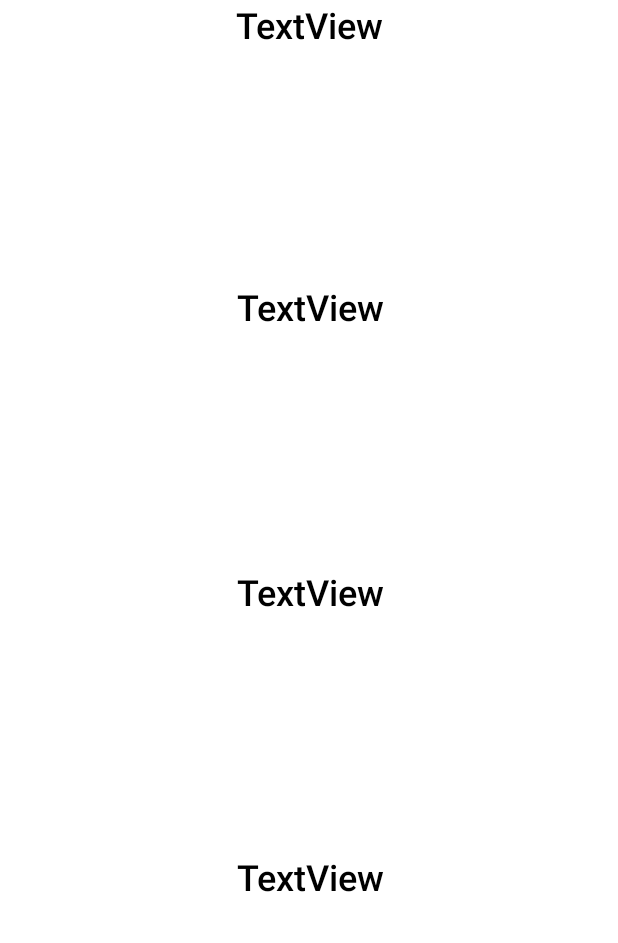
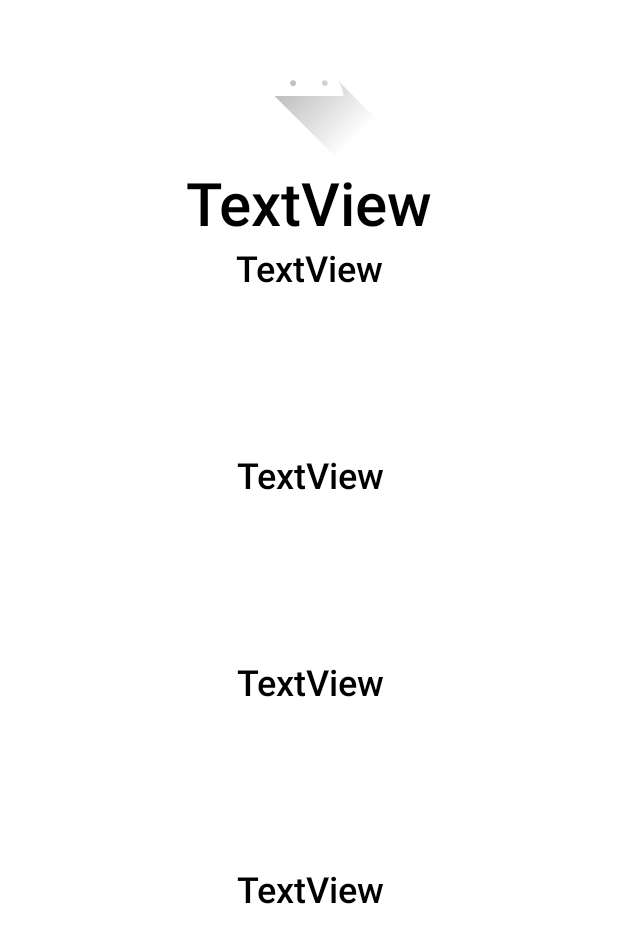
Before and after one commit to thainabiudes/pokedex, an Android app: the layout activity_poke_detail.xml on its own in the app's theme, with its tools: preview values and no code run, on a phone screen of 412 x 824 dp. Shown: the top 943 px of the screen. Run offline under Robolectric (Android 15) with nearby library versions, the phone set to English and light mode, and no system bars.

Commit message:
feat: implementa scrollView, imageView e TextView

```diff
--- a/src/main/java/br/com/up/pokedex/PokeDetailActivity.java
+++ b/src/main/java/br/com/up/pokedex/PokeDetailActivity.java
@@ -2,11 +2,12 @@ package br.com.up.pokedex;
 
 import androidx.appcompat.app.AppCompatActivity;
 import androidx.recyclerview.widget.RecyclerView;
-
+import com.squareup.picasso.Picasso;
 import androidx.appcompat.app.AppCompatActivity;
 import android.os.Bundle;
 import android.widget.AdapterView;
 import android.widget.ArrayAdapter;
+import android.widget.ImageView;
 import android.widget.ListView;
 
 import android.os.Bundle;
@@ -37,6 +38,13 @@ public class PokeDetailActivity extends AppCompatActivity{
         setContentView(R.layout.activity_poke_detail);
 
         String pokemonName = getIntent().getExtras().getString("nome");
+        String pokemonImage = getIntent().getExtras().getString("img");
+
+        ImageView imageView = (ImageView) findViewById(R.id.image_detail);
+        Picasso.get().load(pokemonImage).into(imageView);
+
+        TextView textViewTitle = (TextView)findViewById(R.id.title_detail);
+        textViewTitle.setText(pokemonName);
 
         String json = getIntent().getExtras().getString("detail");
         this.detail = new Gson().fromJson(json, ResponseDetail.class);
@@ -44,7 +52,7 @@ public class PokeDetailActivity extends AppCompatActivity{
         ListView listViewAbilities = (ListView) findViewById(R.id.listDetail);
         TextView textViewAbilities = (TextView)findViewById(R.id.titleAbility);
 
-        textViewAbilities.setText("Abilities - " + pokemonName);
+        textViewAbilities.setText("Abilities");
 
         ArrayAdapter<String> arr;
         arr = new ArrayAdapter<String>(this, R.layout.support_simple_spinner_dropdown_item, this.getAbilities());
@@ -55,7 +63,7 @@ public class PokeDetailActivity extends AppCompatActivity{
         ListView listViewMoves = (ListView) findViewById(R.id.listDetailMove);
         TextView textViewMoves = (TextView)findViewById(R.id.titleMove);
 
-        textViewMoves.setText("Moves - " + pokemonName);
+        textViewMoves.setText("Moves");
 
         ArrayAdapter<String> arrMoves;
         arrMoves = new ArrayAdapter<String>(this, R.layout.support_simple_spinner_dropdown_item, this.getMoves());
@@ -66,7 +74,7 @@ public class PokeDetailActivity extends AppCompatActivity{
         ListView listViewStats = (ListView) findViewById(R.id.listDetailStat);
         TextView textViewStats = (TextView)findViewById(R.id.titleStat);
 
-        textViewStats.setText("Stats - " + pokemonName);
+        textViewStats.setText("Stats");
 
         ArrayAdapter<String> arrStats;
         arrStats = new ArrayAdapter<String>(this, R.layout.support_simple_spinner_dropdown_item, this.getStats());
@@ -77,7 +85,7 @@ public class PokeDetailActivity extends AppCompatActivity{
         ListView listViewTypes = (ListView) findViewById(R.id.listDetailType);
         TextView textViewTypes = (TextView)findViewById(R.id.titleType);
 
-        textViewTypes.setText("Types  - " + pokemonName);
+        textViewTypes.setText("Types");
 
         ArrayAdapter<String> arrTypes;
         arrTypes = new ArrayAdapter<String>(this, R.layout.support_simple_spinner_dropdown_item, this.getTypes());
--- a/src/main/java/br/com/up/pokedex/PokeListActivity.java
+++ b/src/main/java/br/com/up/pokedex/PokeListActivity.java
@@ -60,6 +60,7 @@ public class PokeListActivity extends AppCompatActivity {
                         String jsonDetail = new Gson().toJson(detail);
                         intent.putExtra("detail", jsonDetail);
                         intent.putExtra("nome", pokemon.getName());
+                        intent.putExtra("img", pokemon.getImage());
 
                         startActivity(intent);
                     }
--- a/src/main/res/layout/activity_poke_detail.xml
+++ b/src/main/res/layout/activity_poke_detail.xml
@@ -1,11 +1,35 @@
 <?xml version="1.0" encoding="utf-8"?>
-<RelativeLayout
-    xmlns:android="http://schemas.android.com/apk/res/android"
-    xmlns:app="http://schemas.android.com/apk/res-auto"
-    xmlns:tools="http://schemas.android.com/tools"
+<ScrollView xmlns:app="http://schemas.android.com/apk/res-auto"
     android:layout_width="match_parent"
     android:layout_height="match_parent"
+    xmlns:android="http://schemas.android.com/apk/res/android"
+    xmlns:tools="http://schemas.android.com/tools">
+
+
+    <LinearLayout
+        android:layout_width="match_parent"
+        android:layout_height="1500dp"
+        android:minHeight="730dp"
+        android:orientation="vertical"
         tools:context=".PokeDetailActivity">
+
+        <ImageView
+            android:id="@+id/image_detail"
+            android:layout_width="match_parent"
+            android:layout_height="wrap_content"
+            app:srcCompat="@drawable/ic_launcher_foreground" />
+
+        <TextView
+            android:id="@+id/title_detail"
+            android:layout_width="match_parent"
+            android:layout_height="wrap_content"
+            android:layout_alignParentEnd="true"
+            android:layout_marginEnd="0dp"
+            android:fontFamily="sans-serif-medium"
+            android:text="@string/textview"
+            android:textAlignment="center"
+            android:textColor="#000000"
+            android:textSize="40sp" />
 
         <TextView
             android:id="@+id/titleAbility"
@@ -22,9 +46,7 @@
         <ListView
             android:id="@+id/listDetail"
             android:layout_width="match_parent"
-        android:layout_height="150dp"
-        android:layout_below="@+id/titleAbility"
-        android:layout_marginTop="-1dp" />
+            android:layout_height="105dp" />
 
         <TextView
             android:id="@+id/titleMove"
@@ -36,15 +58,12 @@
             android:text="@string/textview"
             android:textAlignment="center"
             android:textColor="#000000"
-        android:textSize="24sp"
-        android:translationY="188dp" />
+            android:textSize="24sp" />
 
         <ListView
             android:id="@+id/listDetailMove"
             android:layout_width="match_parent"
-        android:layout_height="150dp"
-        android:layout_below="@+id/titleAbility"
-        android:layout_marginTop="189dp" />
+            android:layout_height="105dp" />
 
         <TextView
             android:id="@+id/titleStat"
@@ -56,15 +75,12 @@
             android:text="@string/textview"
             android:textAlignment="center"
             android:textColor="#000000"
-        android:textSize="24sp"
-        android:translationY="378dp" />
+            android:textSize="24sp" />
 
         <ListView
             android:id="@+id/listDetailStat"
             android:layout_width="match_parent"
-        android:layout_height="150dp"
-        android:layout_below="@+id/titleAbility"
-        android:layout_marginTop="378dp" />
+            android:layout_height="105dp" />
 
         <TextView
             android:id="@+id/titleType"
@@ -76,14 +92,12 @@
             android:text="@string/textview"
             android:textAlignment="center"
             android:textColor="#000000"
-        android:textSize="24sp"
-        android:translationY="568dp" />
+            android:textSize="24sp" />
 
         <ListView
             android:id="@+id/listDetailType"
             android:layout_width="match_parent"
-        android:layout_height="150dp"
-        android:layout_below="@+id/titleAbility"
-        android:layout_marginTop="568dp" />
+            android:layout_height="105dp" />
 
-</RelativeLayout>
+    </LinearLayout>
+</ScrollView>
```
Lines whose indentation alone changed are shown as unchanged.
